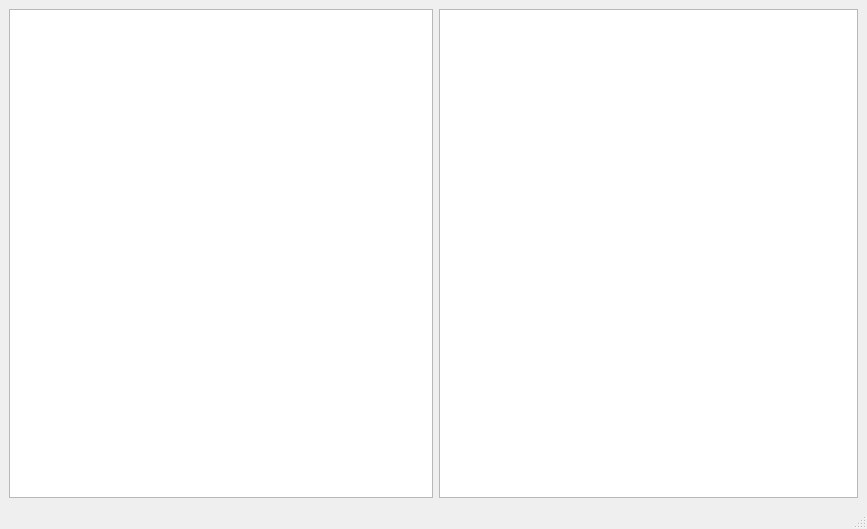
Qt form what_if.ui (n6nq/checking) before a commit.
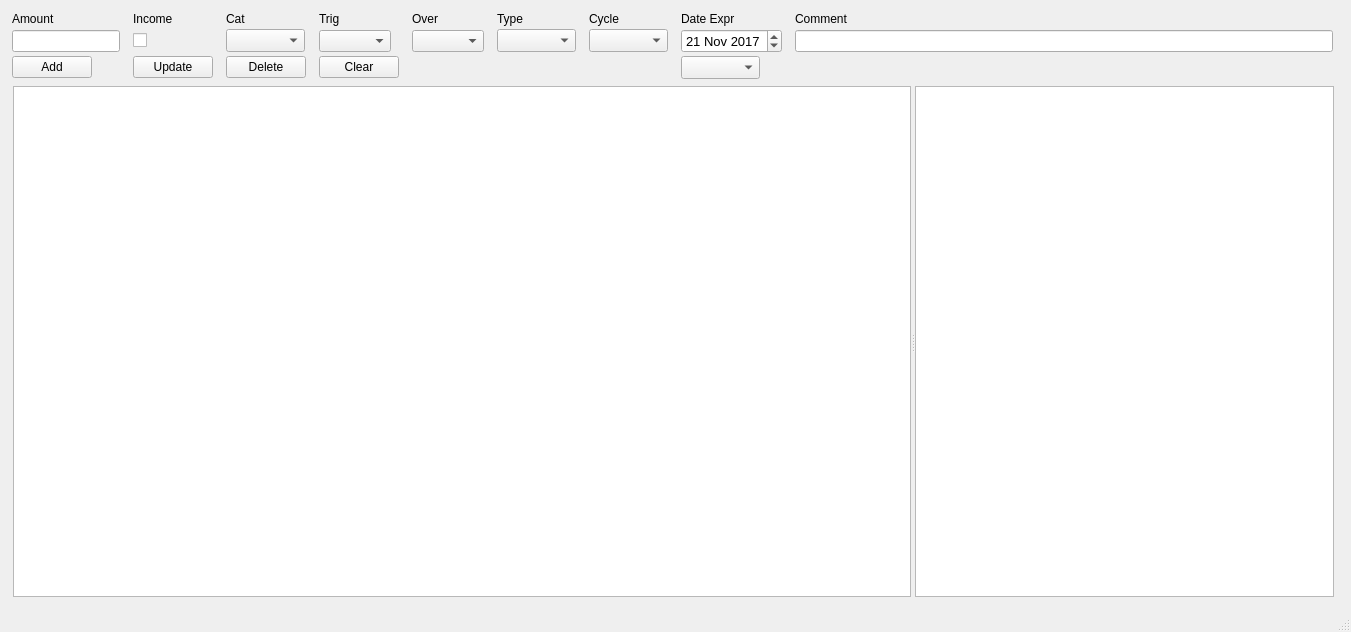
The same form after that commit.

Commit message:
Edge cases in what_if
If the selection point istoo close to zero, the synch between list and graph is broken.

Diff of the .ui file:
```diff
--- a/what_if.ui
+++ b/what_if.ui
@@ -6,48 +6,408 @@
    <rect>
     <x>0</x>
     <y>0</y>
-    <width>867</width>
-    <height>529</height>
+    <width>1351</width>
+    <height>632</height>
    </rect>
   </property>
+  <property name="sizePolicy">
+   <sizepolicy hsizetype="Expanding" vsizetype="Expanding">
+    <horstretch>2</horstretch>
+    <verstretch>2</verstretch>
+   </sizepolicy>
+  </property>
   <property name="windowTitle">
    <string>MainWindow</string>
   </property>
   <widget class="QWidget" name="centralwidget">
-   <layout class="QGridLayout" name="gridLayout">
-    <item row="0" column="0">
-     <layout class="QHBoxLayout" name="horizontalLayout">
-      <property name="sizeConstraint">
-       <enum>QLayout::SetNoConstraint</enum>
-      </property>
-      <item>
-       <widget class="QGraphicsView" name="graphicsView"/>
-      </item>
-     </layout>
-    </item>
-    <item row="0" column="1">
-     <layout class="QHBoxLayout" name="horizontalLayout_2">
-      <property name="sizeConstraint">
-       <enum>QLayout::SetNoConstraint</enum>
-      </property>
-      <item>
-       <widget class="QListWidget" name="listWidget">
-        <property name="maximumSize">
-         <size>
-          <width>419</width>
-          <height>16777215</height>
-         </size>
-        </property>
-        <property name="font">
-         <font>
-          <family>Courier New</family>
-         </font>
-        </property>
-       </widget>
-      </item>
-     </layout>
-    </item>
-   </layout>
+   <widget class="QWidget" name="">
+    <property name="geometry">
+     <rect>
+      <x>12</x>
+      <y>12</y>
+      <width>1321</width>
+      <height>67</height>
+     </rect>
+    </property>
+    <layout class="QGridLayout" name="gridLayout_2" columnstretch="0,0,0,0,0,0,0,0,3">
+     <property name="sizeConstraint">
+      <enum>QLayout::SetNoConstraint</enum>
+     </property>
+     <property name="horizontalSpacing">
+      <number>13</number>
+     </property>
+     <property name="verticalSpacing">
+      <number>3</number>
+     </property>
+     <item row="1" column="5">
+      <widget class="QComboBox" name="comboType">
+       <property name="sizePolicy">
+        <sizepolicy hsizetype="Fixed" vsizetype="Fixed">
+         <horstretch>0</horstretch>
+         <verstretch>0</verstretch>
+        </sizepolicy>
+       </property>
+       <property name="font">
+        <font>
+         <pointsize>10</pointsize>
+        </font>
+       </property>
+      </widget>
+     </item>
+     <item row="1" column="6">
+      <widget class="QComboBox" name="comboCycle">
+       <property name="sizePolicy">
+        <sizepolicy hsizetype="Fixed" vsizetype="Fixed">
+         <horstretch>0</horstretch>
+         <verstretch>0</verstretch>
+        </sizepolicy>
+       </property>
+       <property name="font">
+        <font>
+         <pointsize>10</pointsize>
+        </font>
+       </property>
+      </widget>
+     </item>
+     <item row="0" column="6">
+      <widget class="QLabel" name="labelCycle">
+       <property name="sizePolicy">
+        <sizepolicy hsizetype="Fixed" vsizetype="Fixed">
+         <horstretch>0</horstretch>
+         <verstretch>0</verstretch>
+        </sizepolicy>
+       </property>
+       <property name="font">
+        <font>
+         <pointsize>9</pointsize>
+        </font>
+       </property>
+       <property name="text">
+        <string>Cycle</string>
+       </property>
+      </widget>
+     </item>
+     <item row="1" column="7">
+      <widget class="QDateEdit" name="editDate">
+       <property name="sizePolicy">
+        <sizepolicy hsizetype="Fixed" vsizetype="Fixed">
+         <horstretch>0</horstretch>
+         <verstretch>0</verstretch>
+        </sizepolicy>
+       </property>
+       <property name="font">
+        <font>
+         <pointsize>10</pointsize>
+        </font>
+       </property>
+       <property name="inputMethodHints">
+        <set>Qt::ImhDate</set>
+       </property>
+       <property name="date">
+        <date>
+         <year>2017</year>
+         <month>11</month>
+         <day>21</day>
+        </date>
+       </property>
+      </widget>
+     </item>
+     <item row="0" column="7">
+      <widget class="QLabel" name="labelDate">
+       <property name="sizePolicy">
+        <sizepolicy hsizetype="Fixed" vsizetype="Fixed">
+         <horstretch>0</horstretch>
+         <verstretch>0</verstretch>
+        </sizepolicy>
+       </property>
+       <property name="font">
+        <font>
+         <pointsize>9</pointsize>
+        </font>
+       </property>
+       <property name="text">
+        <string>Date Expr</string>
+       </property>
+      </widget>
+     </item>
+     <item row="2" column="7">
+      <widget class="QComboBox" name="comboDate">
+       <property name="sizePolicy">
+        <sizepolicy hsizetype="Fixed" vsizetype="Fixed">
+         <horstretch>0</horstretch>
+         <verstretch>0</verstretch>
+        </sizepolicy>
+       </property>
+       <property name="font">
+        <font>
+         <pointsize>10</pointsize>
+        </font>
+       </property>
+      </widget>
+     </item>
+     <item row="2" column="0">
+      <widget class="QPushButton" name="buttonAdd">
+       <property name="sizePolicy">
+        <sizepolicy hsizetype="Fixed" vsizetype="Fixed">
+         <horstretch>0</horstretch>
+         <verstretch>0</verstretch>
+        </sizepolicy>
+       </property>
+       <property name="text">
+        <string>Add</string>
+       </property>
+      </widget>
+     </item>
+     <item row="1" column="2">
+      <widget class="QComboBox" name="comboCat">
+       <property name="sizePolicy">
+        <sizepolicy hsizetype="Fixed" vsizetype="Fixed">
+         <horstretch>0</horstretch>
+         <verstretch>0</verstretch>
+        </sizepolicy>
+       </property>
+       <property name="font">
+        <font>
+         <pointsize>10</pointsize>
+        </font>
+       </property>
+      </widget>
+     </item>
+     <item row="1" column="1">
+      <widget class="QCheckBox" name="chkboxIncome">
+       <property name="sizePolicy">
+        <sizepolicy hsizetype="Fixed" vsizetype="Fixed">
+         <horstretch>0</horstretch>
+         <verstretch>0</verstretch>
+        </sizepolicy>
+       </property>
+       <property name="text">
+        <string/>
+       </property>
+      </widget>
+     </item>
+     <item row="0" column="2">
+      <widget class="QLabel" name="labelCat">
+       <property name="sizePolicy">
+        <sizepolicy hsizetype="Fixed" vsizetype="Fixed">
+         <horstretch>0</horstretch>
+         <verstretch>0</verstretch>
+        </sizepolicy>
+       </property>
+       <property name="font">
+        <font>
+         <pointsize>9</pointsize>
+        </font>
+       </property>
+       <property name="text">
+        <string>Cat</string>
+       </property>
+      </widget>
+     </item>
+     <item row="0" column="0">
+      <widget class="QLabel" name="labelAmount">
+       <property name="sizePolicy">
+        <sizepolicy hsizetype="Fixed" vsizetype="Fixed">
+         <horstretch>0</horstretch>
+         <verstretch>0</verstretch>
+        </sizepolicy>
+       </property>
+       <property name="font">
+        <font>
+         <pointsize>9</pointsize>
+        </font>
+       </property>
+       <property name="text">
+        <string>Amount</string>
+       </property>
+      </widget>
+     </item>
+     <item row="2" column="2">
+      <widget class="QPushButton" name="buttonDelete">
+       <property name="sizePolicy">
+        <sizepolicy hsizetype="Fixed" vsizetype="Fixed">
+         <horstretch>0</horstretch>
+         <verstretch>0</verstretch>
+        </sizepolicy>
+       </property>
+       <property name="text">
+        <string>Delete</string>
+       </property>
+      </widget>
+     </item>
+     <item row="2" column="3">
+      <widget class="QPushButton" name="buttonClear">
+       <property name="text">
+        <string>Clear</string>
+       </property>
+      </widget>
+     </item>
+     <item row="0" column="4">
+      <widget class="QLabel" name="labelOver">
+       <property name="sizePolicy">
+        <sizepolicy hsizetype="Fixed" vsizetype="Fixed">
+         <horstretch>0</horstretch>
+         <verstretch>0</verstretch>
+        </sizepolicy>
+       </property>
+       <property name="font">
+        <font>
+         <pointsize>9</pointsize>
+        </font>
+       </property>
+       <property name="text">
+        <string>Over</string>
+       </property>
+      </widget>
+     </item>
+     <item row="1" column="0">
+      <widget class="QLineEdit" name="editAmount">
+       <property name="sizePolicy">
+        <sizepolicy hsizetype="Fixed" vsizetype="Fixed">
+         <horstretch>0</horstretch>
+         <verstretch>0</verstretch>
+        </sizepolicy>
+       </property>
+      </widget>
+     </item>
+     <item row="0" column="1">
+      <widget class="QLabel" name="label">
+       <property name="sizePolicy">
+        <sizepolicy hsizetype="Fixed" vsizetype="Fixed">
+         <horstretch>0</horstretch>
+         <verstretch>0</verstretch>
+        </sizepolicy>
+       </property>
+       <property name="text">
+        <string>Income</string>
+       </property>
+      </widget>
+     </item>
+     <item row="1" column="3">
+      <widget class="QComboBox" name="comboTrig">
+       <property name="sizePolicy">
+        <sizepolicy hsizetype="Fixed" vsizetype="Fixed">
+         <horstretch>0</horstretch>
+         <verstretch>0</verstretch>
+        </sizepolicy>
+       </property>
+      </widget>
+     </item>
+     <item row="0" column="3">
+      <widget class="QLabel" name="label_Trig">
+       <property name="sizePolicy">
+        <sizepolicy hsizetype="Fixed" vsizetype="Fixed">
+         <horstretch>0</horstretch>
+         <verstretch>0</verstretch>
+        </sizepolicy>
+       </property>
+       <property name="font">
+        <font>
+         <pointsize>9</pointsize>
+        </font>
+       </property>
+       <property name="text">
+        <string>Trig</string>
+       </property>
+      </widget>
+     </item>
+     <item row="0" column="5">
+      <widget class="QLabel" name="labelType">
+       <property name="font">
+        <font>
+         <pointsize>9</pointsize>
+        </font>
+       </property>
+       <property name="text">
+        <string>Type</string>
+       </property>
+      </widget>
+     </item>
+     <item row="2" column="1">
+      <widget class="QPushButton" name="buttonUpdate">
+       <property name="sizePolicy">
+        <sizepolicy hsizetype="Fixed" vsizetype="Fixed">
+         <horstretch>0</horstretch>
+         <verstretch>0</verstretch>
+        </sizepolicy>
+       </property>
+       <property name="text">
+        <string>Update</string>
+       </property>
+      </widget>
+     </item>
+     <item row="1" column="4">
+      <widget class="QComboBox" name="comboOver">
+       <property name="sizePolicy">
+        <sizepolicy hsizetype="Fixed" vsizetype="Fixed">
+         <horstretch>0</horstretch>
+         <verstretch>0</verstretch>
+        </sizepolicy>
+       </property>
+      </widget>
+     </item>
+     <item row="1" column="8">
+      <widget class="QLineEdit" name="editComment"/>
+     </item>
+     <item row="0" column="8">
+      <widget class="QLabel" name="labelComment">
+       <property name="sizePolicy">
+        <sizepolicy hsizetype="Fixed" vsizetype="Fixed">
+         <horstretch>0</horstretch>
+         <verstretch>0</verstretch>
+        </sizepolicy>
+       </property>
+       <property name="font">
+        <font>
+         <pointsize>9</pointsize>
+        </font>
+       </property>
+       <property name="text">
+        <string>Comment</string>
+       </property>
+      </widget>
+     </item>
+    </layout>
+   </widget>
+   <widget class="QSplitter" name="splitter">
+    <property name="geometry">
+     <rect>
+      <x>13</x>
+      <y>86</y>
+      <width>1321</width>
+      <height>511</height>
+     </rect>
+    </property>
+    <property name="sizePolicy">
+     <sizepolicy hsizetype="Expanding" vsizetype="Expanding">
+      <horstretch>0</horstretch>
+      <verstretch>0</verstretch>
+     </sizepolicy>
+    </property>
+    <property name="orientation">
+     <enum>Qt::Horizontal</enum>
+    </property>
+    <widget class="QGraphicsView" name="graphicsView"/>
+    <widget class="QListWidget" name="listWidget">
+     <property name="minimumSize">
+      <size>
+       <width>256</width>
+       <height>0</height>
+      </size>
+     </property>
+     <property name="maximumSize">
+      <size>
+       <width>419</width>
+       <height>16777215</height>
+      </size>
+     </property>
+     <property name="font">
+      <font>
+       <family>Courier New</family>
+      </font>
+     </property>
+    </widget>
+   </widget>
   </widget>
   <widget class="QMenuBar" name="menubar">
    <property name="geometry">
```
Left out of the diff: 2 changed lines with no effect on the pictures. The commit also changes 6 other files.
